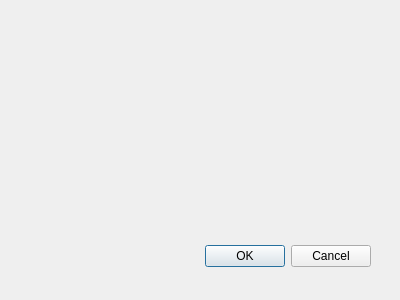
Qt form ScriptEditor.ui (D-Pointer/imperium-editor) before a commit.
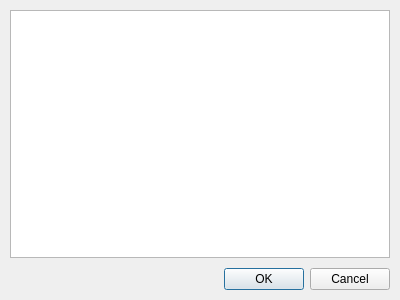
The same form after that commit.

Patch:
```diff
--- a/ScriptEditor.ui
+++ b/ScriptEditor.ui
@@ -15,15 +15,27 @@
   <property name="windowTitle">
    <string>Dialog</string>
   </property>
-  <widget name="buttonBox" class="QDialogButtonBox">
-   <property name="geometry">
-    <rect>
-     <x>30</x>
-     <y>240</y>
-     <width>341</width>
-     <height>32</height>
-    </rect>
+  <layout class="QVBoxLayout" name="verticalLayout">
+   <property name="spacing">
+    <number>10</number>
    </property>
+   <property name="leftMargin">
+    <number>10</number>
+   </property>
+   <property name="topMargin">
+    <number>10</number>
+   </property>
+   <property name="rightMargin">
+    <number>10</number>
+   </property>
+   <property name="bottomMargin">
+    <number>10</number>
+   </property>
+   <item>
+    <widget class="QPlainTextEdit" name="m_script"/>
+   </item>
+   <item>
+    <widget class="QDialogButtonBox" name="buttonBox">
    <property name="orientation">
     <enum>Qt::Horizontal</enum>
    </property>
@@ -31,6 +43,8 @@
     <set>QDialogButtonBox::Cancel|QDialogButtonBox::Ok</set>
    </property>
   </widget>
+   </item>
+  </layout>
  </widget>
  <pixmapfunction/>
  <resources/>
```
Left out of the diff: 9 changed lines with no effect on the pictures. Lines whose indentation alone changed are shown as unchanged.
